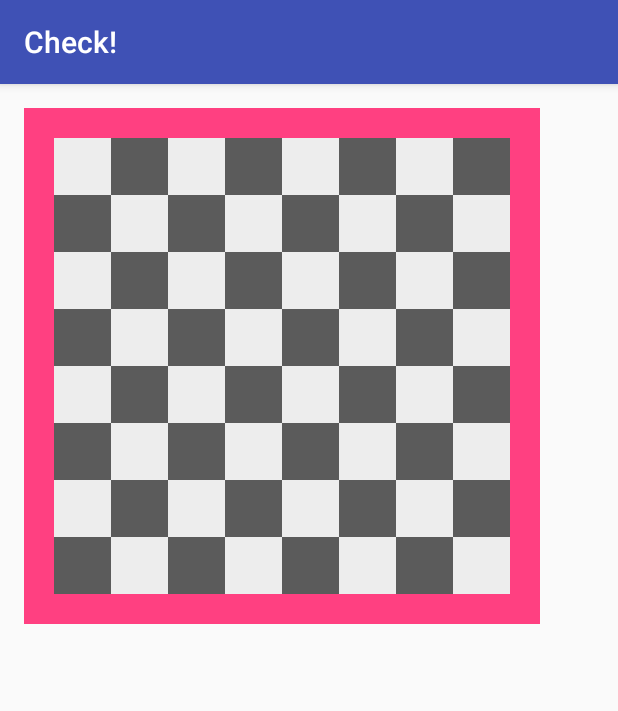
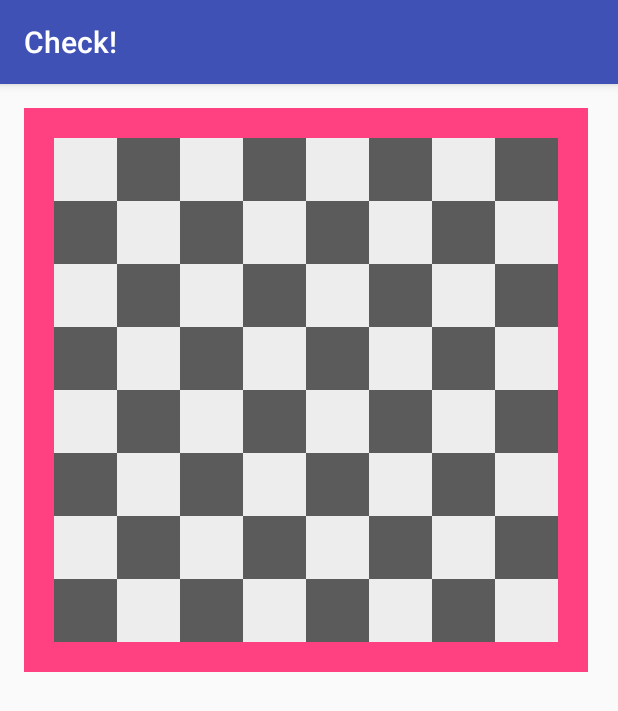
Before and after one commit to Chris81T/ct-chess-android, an Android app: the GameActivity screen opened directly, with no data from a screen before it, on a phone screen of 412 x 824 dp. Shown: the top 711 px of the screen. Run offline under Robolectric (Android 15) with nearby library versions, the phone set to English and light mode, and no system bars; 3 statements that could not run were skipped.

Commit message:
Fixed drawing figures during game activity start; fixed board dimensions

```diff
--- a/app/src/main/java/de/chrthms/chess/board/ChessboardView.java
+++ b/app/src/main/java/de/chrthms/chess/board/ChessboardView.java
@@ -177,16 +177,27 @@ public class ChessboardView extends RelativeLayout implements Chessboard {
     }
 
     @Override
-    public void prepareChessboard(List<FigurePosition> figurePositions) {
+    public void prepareChessboard(final List<FigurePosition> figurePositions) {
 
-        final Context context = getContext();
+        /**
+         * Possibly this prepareChessboard is called before this view is ready to be drawn. So this guarantees, that
+         * the measured sizes are available
+         */
+        post(new Runnable() {
+            @Override
+            public void run() {
 
-        for (FigurePosition figurePosition : figurePositions) {
+                final Context context = getContext();
 
-            AbstractFigureView figure = FigureViewBuilder.createFigureView(context, figurePosition.getFigureType(), figurePosition.getColorType());
-            placeFigure(figure, figurePosition.getFieldCoord());
+                for (FigurePosition figurePosition : figurePositions) {
 
-        }
+                    AbstractFigureView figure = FigureViewBuilder.createFigureView(context, figurePosition.getFigureType(), figurePosition.getColorType());
+                    placeFigure(figure, figurePosition.getFieldCoord());
+
+                }
+
+            }
+        });
 
     }
 
--- a/app/src/main/res/layout/activity_game.xml
+++ b/app/src/main/res/layout/activity_game.xml
@@ -13,6 +13,6 @@
     <de.chrthms.chess.board.ChessboardView
         android:id="@+id/chessboard"
         android:layout_width="match_parent"
-        android:layout_height="344dp" />
+        android:layout_height="match_parent" />
 
 </RelativeLayout>
```
